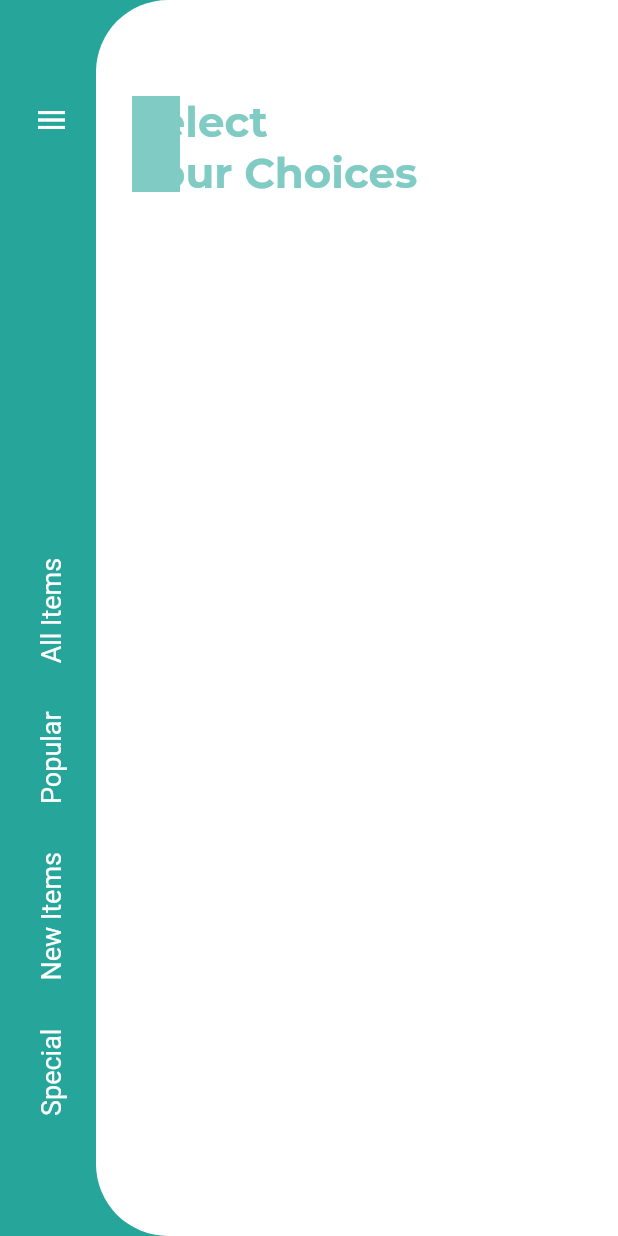
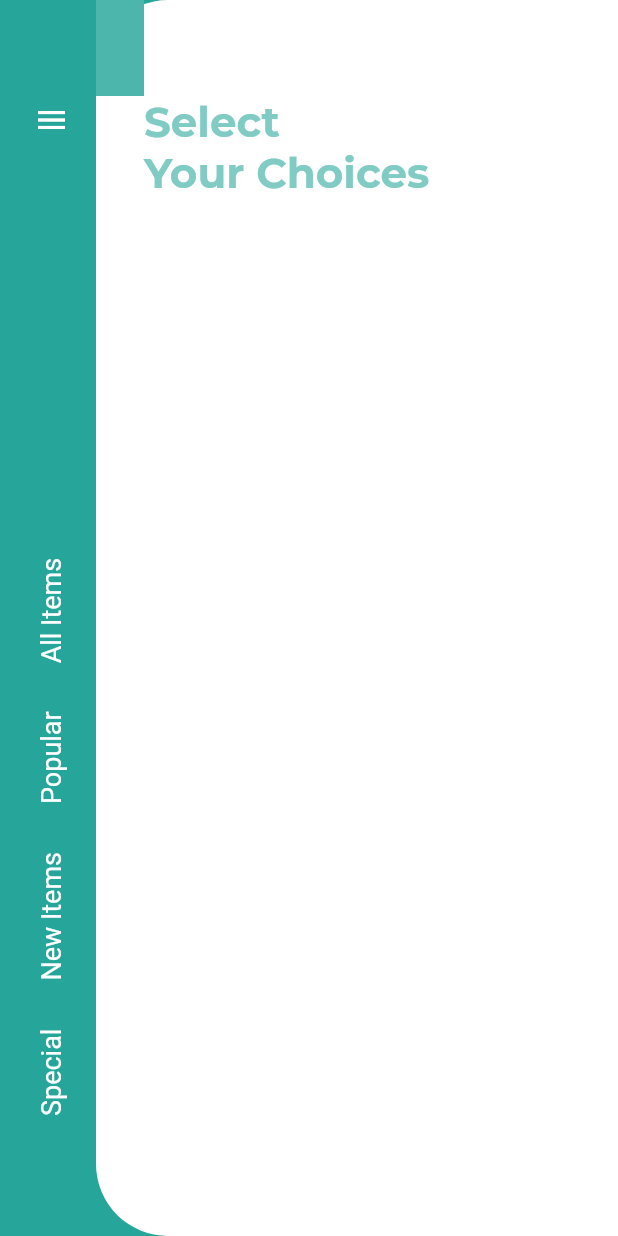
Before and after one commit to JAICHANGPARK/flutter_notebook_8th_story, a Flutter app: the screen it shows after launch, on a phone screen of 412 x 824 dp. Run offline on Flutter 3.47's test engine with Material 2 defaults, Android fonts, the phone set to English and light mode, and no system bars; our stand-ins replace badges, google_fonts.

Commit message:
Update food_main_page.dart

```diff
--- a/lib/ep566_food_delivery_app/food_main_page.dart
+++ b/lib/ep566_food_delivery_app/food_main_page.dart
@@ -79,7 +79,6 @@ class _FoodMainPageState extends State<FoodMainPage> {
               bottom: 0,
               right: 0,
               child: Container(
-                padding: EdgeInsets.only(left: 24, top: 64),
                 decoration: BoxDecoration(
                     borderRadius: BorderRadius.only(
                       topLeft: Radius.circular(48),
@@ -94,10 +93,13 @@ class _FoodMainPageState extends State<FoodMainPage> {
                           height: 64,
                           width: 64,
                           decoration: BoxDecoration(
-                            color: Colors.teal[200]
+                            color: Colors.teal[300]
                           ),
                         )),
-                    Column(
+                    Positioned(
+                      left: 32,
+                      top: 64,
+                      child: Column(
                         crossAxisAlignment: CrossAxisAlignment.start,
                         children: [
                           Text("Select",style: GoogleFonts.montserrat(
@@ -111,6 +113,7 @@ class _FoodMainPageState extends State<FoodMainPage> {
                           ),)
                         ],
                       ),
+                    ),
                   ],
                 ),
               ),
```
Lines whose indentation alone changed are shown as unchanged.
